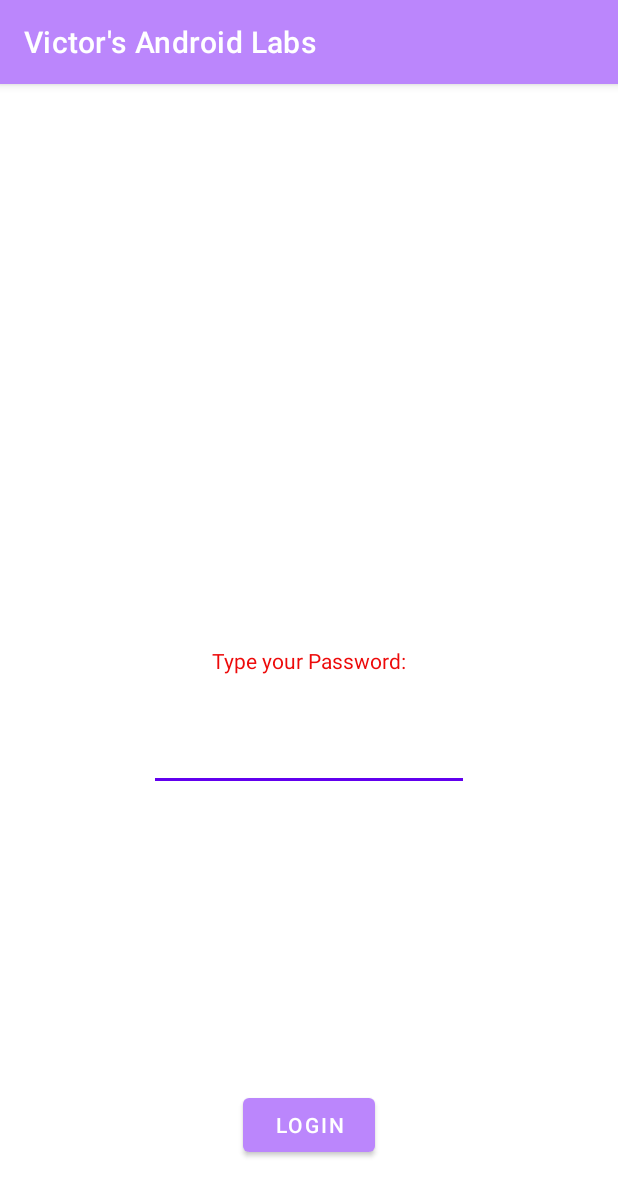
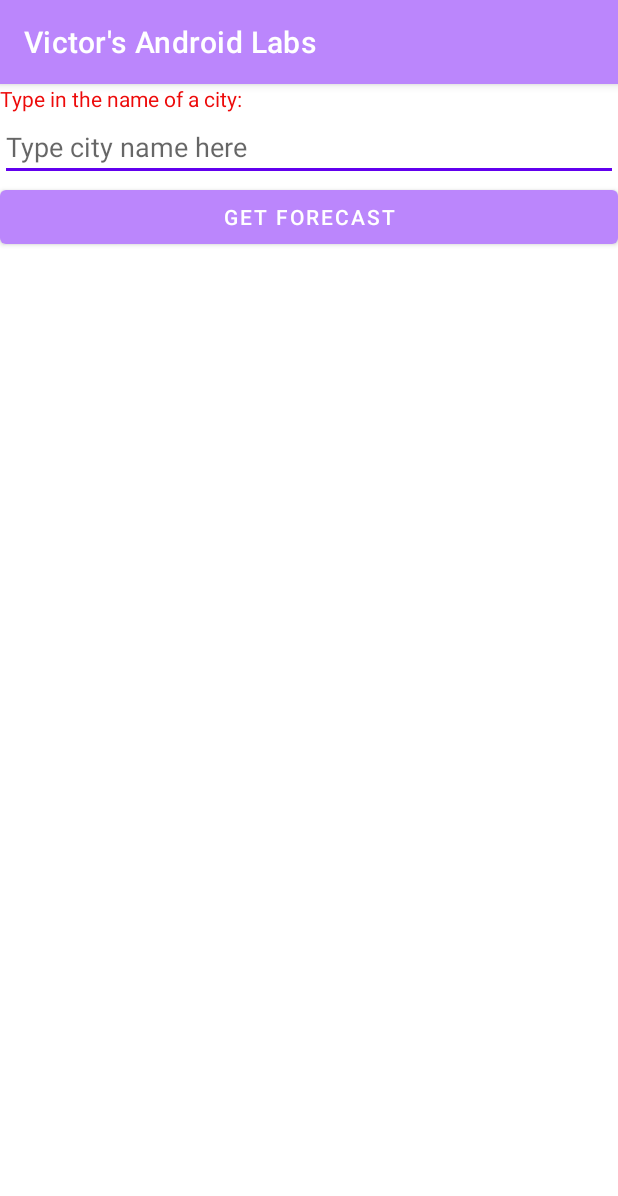
Before and after one commit to XiangqianChe/VictorsAndroidLabs, an Android app: the screen it shows after launch (MainActivity), on a phone screen of 412 x 824 dp. Shown: the top 1196 px of the screen. Run offline under Robolectric (Android 15) with nearby library versions, the phone set to English and light mode, and no system bars.

Commit message:
Finished Week9 in JSON

```diff
--- a/app/src/main/AndroidManifest.xml
+++ b/app/src/main/AndroidManifest.xml
@@ -1,6 +1,8 @@
 <?xml version="1.0" encoding="utf-8"?>
 <manifest xmlns:android="http://schemas.android.com/apk/res/android"
     xmlns:tools="http://schemas.android.com/tools">
+
+    <uses-permission android:name="android.permission.INTERNET"/>
 
     <application
         android:allowBackup="true"
--- a/app/src/main/res/layout/activity_main.xml
+++ b/app/src/main/res/layout/activity_main.xml
@@ -1,42 +1,69 @@
 <?xml version="1.0" encoding="utf-8"?>
-<androidx.constraintlayout.widget.ConstraintLayout xmlns:android="http://schemas.android.com/apk/res/android"
+<LinearLayout xmlns:android="http://schemas.android.com/apk/res/android"
     xmlns:app="http://schemas.android.com/apk/res-auto"
     xmlns:tools="http://schemas.android.com/tools"
     android:layout_width="match_parent"
     android:layout_height="match_parent"
+    android:orientation="vertical"
     tools:context=".MainActivity">
 
     <TextView
-        android:id="@+id/password_tv"
-        android:layout_width="wrap_content"
+        android:id="@+id/city_tv"
+        android:layout_width="match_parent"
         android:layout_height="wrap_content"
-        android:text="@string/password_prompt"
-        app:layout_constraintBottom_toBottomOf="parent"
-        app:layout_constraintEnd_toEndOf="parent"
-        app:layout_constraintStart_toStartOf="parent"
-        app:layout_constraintTop_toTopOf="parent" />
+        android:text="@string/city_prompt" />
+
+    <EditText
+        android:id="@+id/city_et"
+        android:layout_width="match_parent"
+        android:layout_height="wrap_content"
+        android:hint="@string/city_hint" />
 
     <Button
-        android:id="@+id/login_btn"
-        android:layout_width="wrap_content"
+        android:id="@+id/forecast_btn"
+        android:layout_width="match_parent"
         android:layout_height="wrap_content"
-        android:layout_marginBottom="50dp"
-        android:text="@string/login_prompt"
-        app:layout_constraintBottom_toBottomOf="parent"
-        app:layout_constraintEnd_toEndOf="parent"
-        app:layout_constraintHorizontal_bias="0.5"
-        app:layout_constraintStart_toStartOf="parent" />
+        android:text="@string/search_prompt" />
 
-    <EditText
-        android:id="@+id/password_et"
-        android:layout_width="wrap_content"
+    <TextView
+        android:id="@+id/temp"
+        android:layout_width="match_parent"
         android:layout_height="wrap_content"
-        android:layout_marginTop="32dp"
-        android:ems="10"
-        android:inputType="textPassword"
-        app:layout_constraintEnd_toEndOf="parent"
-        app:layout_constraintHorizontal_bias="0.5"
-        app:layout_constraintStart_toStartOf="parent"
-        app:layout_constraintTop_toBottomOf="@+id/password_tv" />
+        android:visibility="invisible"
+        android:text="Temp goes here" />
 
-</androidx.constraintlayout.widget.ConstraintLayout>
+    <TextView
+        android:id="@+id/maxTemp"
+        android:layout_width="match_parent"
+        android:layout_height="wrap_content"
+        android:visibility="invisible"
+        android:text="Max goes here" />
+
+    <TextView
+        android:id="@+id/minTemp"
+        android:layout_width="match_parent"
+        android:layout_height="wrap_content"
+        android:visibility="invisible"
+        android:text="Min goes here" />
+
+    <TextView
+        android:id="@+id/humidity"
+        android:layout_width="match_parent"
+        android:layout_height="wrap_content"
+        android:visibility="invisible"
+        android:text="Humidity goes here" />
+
+    <ImageView
+        android:id="@+id/icon"
+        android:layout_width="match_parent"
+        android:visibility="invisible"
+        android:layout_height="wrap_content" />
+
+    <TextView
+        android:id="@+id/description"
+        android:layout_width="match_parent"
+        android:layout_height="wrap_content"
+        android:visibility="invisible"
+        android:text="Description goes here" />
+
+</LinearLayout>
--- a/app/src/main/res/values/strings.xml
+++ b/app/src/main/res/values/strings.xml
@@ -1,5 +1,6 @@
 <resources>
     <string name="app_name">Victor\'s Android Labs</string>
-    <string name="password_prompt">Type your Password:</string>
-    <string name="login_prompt">Login</string>
+    <string name="city_prompt">Type in the name of a city:</string>
+    <string name="city_hint">Type city name here</string>
+    <string name="search_prompt">GET FORECAST</string>
 </resources>
```
Also changed, not shown: app/build.gradle (+6 -7 lines), app/src/main/java/algonquin/cst2335/victorsandroidlabs/MainActivity.java (+102 -79 lines), 1 other file.
